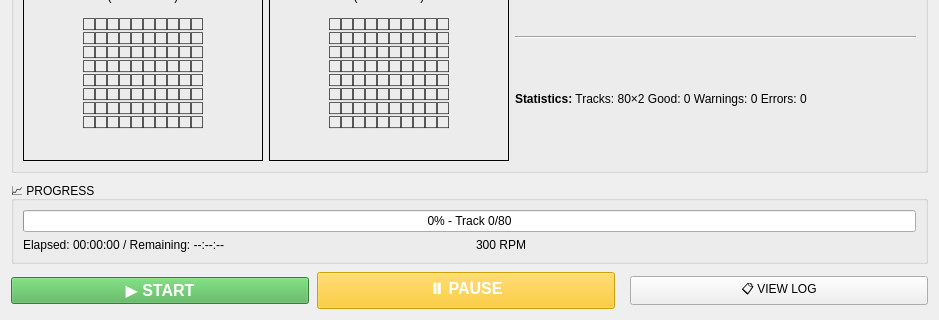
Before: the Qt Designer form forms/tab_workflow.ui in Axel051171/UnifiedFloppyTool, drawn with Qt 5; both pictures show x 0 to 939 and y 418 to 738 of the 939 by 738 pixel window.
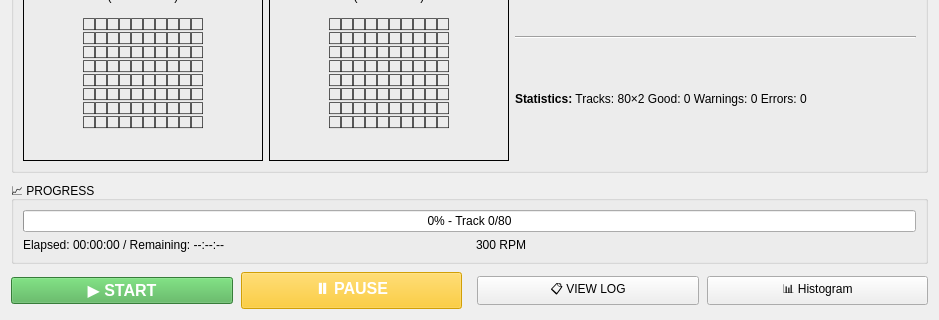
After: the same form once the commit is applied.

Patch:
```diff
--- a/forms/tab_workflow.ui
+++ b/forms/tab_workflow.ui
@@ -601,6 +601,19 @@
        </property>
       </widget>
      </item>
+     <item>
+      <widget class="QPushButton" name="btnHistogram">
+       <property name="text">
+        <string>📊 Histogram</string>
+       </property>
+       <property name="toolTip">
+        <string>Analyze flux timing histogram</string>
+       </property>
+       <property name="minimumHeight">
+        <number>40</number>
+       </property>
+      </widget>
+     </item>
     </layout>
    </item>
    
```
